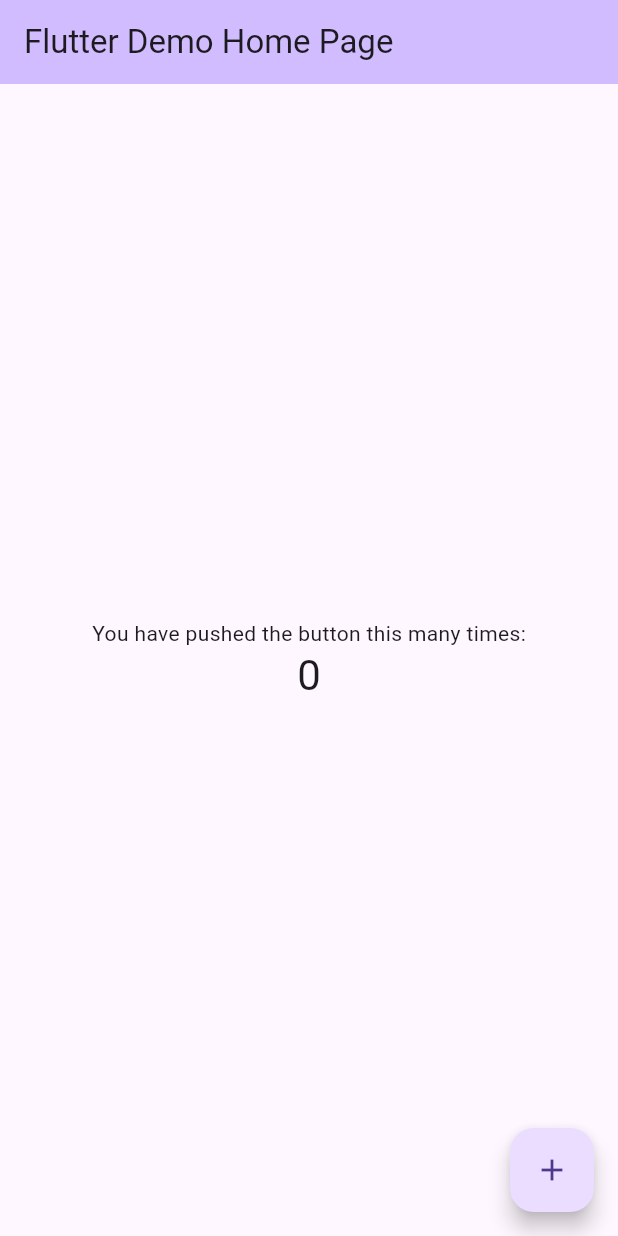
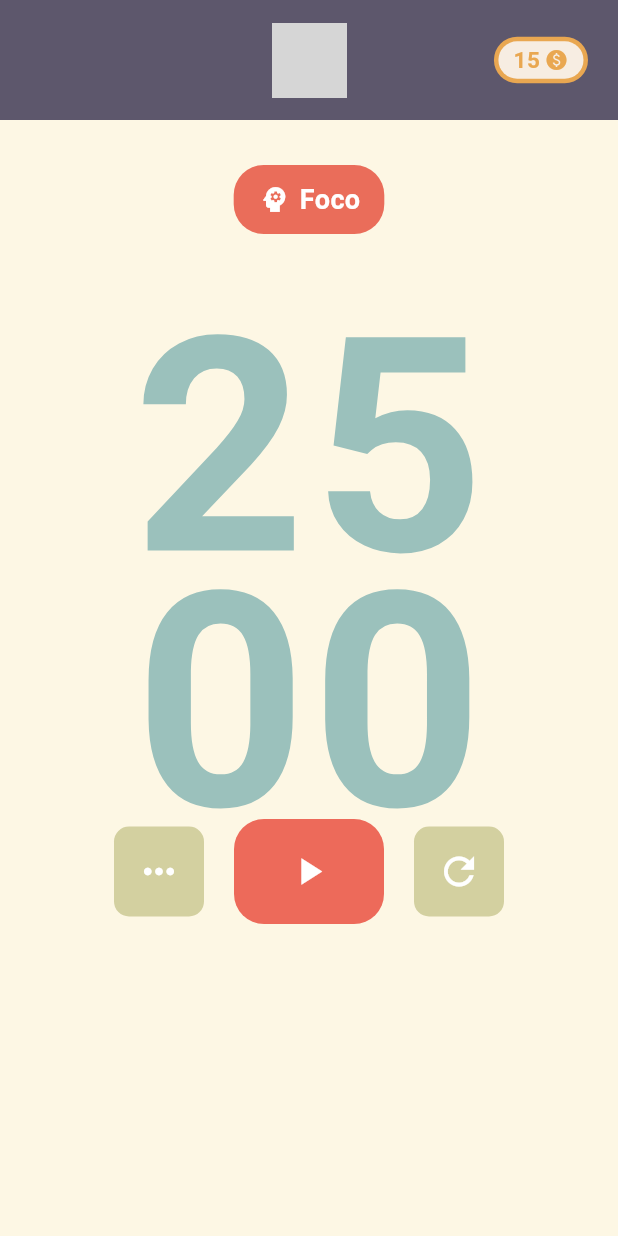
Before and after one commit to BexTheFrog/Ebbie, a Flutter app: the screen it shows after launch, on a phone screen of 412 x 824 dp. Run offline on Flutter 3.47's test engine with Material 3 defaults, Android fonts, the light colour scheme and no system bars; network calls fail; grey boxes are pictures that could not be loaded.

Commit message:
alterar o pomodoro

```diff
--- a/lib/app.dart
+++ b/lib/app.dart
@@ -1,4 +1,5 @@
 import 'package:ebbie/pages/homepage.dart';
+import 'package:ebbie/pages/pomodoro_page.dart';
 import 'package:flutter/material.dart';
 
 class Ebbie extends StatelessWidget {
@@ -9,7 +10,8 @@
   Widget build(BuildContext context) {
     return MaterialApp(
       title: 'Flutter Demo',
-      home: const MyHomePage(title: 'Flutter Demo Home Page'),
+      debugShowCheckedModeBanner: false,
+      home: const PomodoroApp(),
     );
   }
 }
--- /dev/null
+++ b/lib/pages/pomodoro_page.dart
@@ -0,0 +1,373 @@
+import 'dart:async';
+import 'package:flutter/material.dart';
+
+void main() {
+  runApp(const PomodoroApp());
+}
+
+class PomodoroApp extends StatelessWidget {
+  const PomodoroApp({super.key});
+
+  @override
+  Widget build(BuildContext context) {
+    return const MaterialApp(
+      debugShowCheckedModeBanner: false,
+      home: PomodoroPage(),
+    );
+  }
+}
+
+class PomodoroPage extends StatefulWidget {
+  const PomodoroPage({super.key});
+
+  @override
+  State<PomodoroPage> createState() => _PomodoroPageState();
+}
+
+class _PomodoroPageState extends State<PomodoroPage> {
+  int _selectedMinutes = 25;
+  int _remainingSeconds = 25 * 60;
+  Timer? _timer;
+  bool _isRunning = false;
+
+  void _startTimer() {
+    if (_isRunning) return;
+    setState(() => _isRunning = true);
+
+    _timer = Timer.periodic(const Duration(seconds: 1), (timer) {
+      if (_remainingSeconds > 0) {
+        setState(() => _remainingSeconds--);
+      } else {
+        _timer?.cancel();
+        setState(() => _isRunning = false);
+      }
+    });
+  }
+
+  void _pauseTimer() {
+    _timer?.cancel();
+    setState(() => _isRunning = false);
+  }
+
+  void _resetTimer([int? newMinutes]) {
+    _timer?.cancel();
+    setState(() {
+      if (newMinutes != null) {
+        _selectedMinutes = newMinutes;
+        _remainingSeconds = newMinutes * 60;
+      } else {
+        _remainingSeconds = _selectedMinutes * 60;
+      }
+      _isRunning = false;
+    });
+  }
+
+  /// Abre modal com opções de tempo
+  void _showTimeOptions() {
+    showModalBottomSheet(
+      context: context,
+      shape: const RoundedRectangleBorder(
+        borderRadius: BorderRadius.vertical(top: Radius.circular(20)),
+      ),
+      builder: (ctx) {
+        final options = [5, 15, 25];
+        return Column(
+          mainAxisSize: MainAxisSize.min,
+          children: [
+            const SizedBox(height: 15),
+            const Text(
+              "Escolha o tempo",
+              style: TextStyle(fontSize: 18, fontWeight: FontWeight.bold),
+            ),
+            const SizedBox(height: 15),
+            Wrap(
+              spacing: 15,
+              children: [
+                ...options.map(
+                  (min) => ElevatedButton(
+                    style: ElevatedButton.styleFrom(
+                      backgroundColor: const Color(0xFFEA6D5A),
+                      foregroundColor: Colors.white,
+                      shape: RoundedRectangleBorder(
+                        borderRadius: BorderRadius.circular(20),
+                      ),
+                    ),
+                    onPressed: () {
+                      Navigator.pop(ctx);
+                      _resetTimer(min);
+                    },
+                    child: Text("$min min"),
+                  ),
+                ),
+                ElevatedButton(
+                  style: ElevatedButton.styleFrom(
+                    backgroundColor: Colors.grey[300],
+                    foregroundColor: Colors.black,
+                    shape: RoundedRectangleBorder(
+                      borderRadius: BorderRadius.circular(20),
+                    ),
+                  ),
+                  onPressed: () {
+                    Navigator.pop(ctx);
+                    _setCustomTime();
+                  },
+                  child: const Text("Personalizar"),
+                ),
+              ],
+            ),
+            const SizedBox(height: 20),
+          ],
+        );
+      },
+    );
+  }
+
+  void _setCustomTime() async {
+    final controller = TextEditingController();
+    int? customMinutes = await showDialog<int>(
+      context: context,
+      builder: (ctx) => AlertDialog(
+        title: const Text("Tempo personalizado"),
+        content: TextField(
+          controller: controller,
+          keyboardType: TextInputType.number,
+          decoration: const InputDecoration(hintText: "Digite os minutos"),
+        ),
+        actions: [
+          TextButton(
+            onPressed: () => Navigator.pop(ctx),
+            child: const Text("Cancelar"),
+          ),
+          TextButton(
+            onPressed: () {
+              final value = int.tryParse(controller.text);
+              if (value != null && value > 0) {
+                Navigator.pop(ctx, value);
+              }
+            },
+            child: const Text("OK"),
+          ),
+        ],
+      ),
+    );
+
+    if (customMinutes != null) {
+      _resetTimer(customMinutes);
+    }
+  }
+
+  String get minutes => (_remainingSeconds ~/ 60).toString().padLeft(2, '0');
+  String get seconds => (_remainingSeconds % 60).toString().padLeft(2, '0');
+
+  @override
+  Widget build(BuildContext context) {
+    return Scaffold(
+      appBar: PreferredSize(
+        preferredSize: const Size.fromHeight(80),
+        child: AppBar(
+          automaticallyImplyLeading: false,
+          backgroundColor: const Color.fromRGBO(93, 87, 108, 1),
+          flexibleSpace: SafeArea(
+            child: Stack(
+              alignment: Alignment.center,
+              children: [
+                Image.network('assets/images/logo.png', height: 50),
+                Align(
+                  alignment: Alignment.centerRight,
+                  child: Container(
+                    margin: const EdgeInsets.only(right: 20),
+                    padding: const EdgeInsets.all(3),
+                    decoration: BoxDecoration(
+                      color: const Color.fromRGBO(233, 167, 81, 1),
+                      borderRadius: BorderRadius.circular(20),
+                    ),
+                    child: Container(
+                      padding: const EdgeInsets.symmetric(horizontal: 10),
+                      decoration: BoxDecoration(
+                        color: const Color.fromRGBO(247, 237, 226, 1),
+                        borderRadius: BorderRadius.circular(15),
+                      ),
+                      height: 25,
+                      child: Row(
+                        mainAxisSize: MainAxisSize.min,
+                        children: const [
+                          Text(
+                            '15',
+                            style: TextStyle(
+                              color: Color.fromRGBO(233, 167, 81, 1),
+                              fontWeight: FontWeight.bold,
+                              fontSize: 15,
+                            ),
+                          ),
+                          SizedBox(width: 3),
+                          Icon(
+                            Icons.paid,
+                            color: Color.fromRGBO(233, 167, 81, 1),
+                            size: 16,
+                          ),
+                        ],
+                      ),
+                    ),
+                  ),
+                ),
+              ],
+            ),
+          ),
+        ),
+      ),
+      backgroundColor: const Color(0xFFFDF7E4),
+      body: Column(
+        mainAxisAlignment: MainAxisAlignment.start,
+
+        children: [
+          SizedBox(height: 30),
+          Container(
+            padding: const EdgeInsets.symmetric(horizontal: 16, vertical: 10),
+            decoration: BoxDecoration(
+              color: const Color(0xFFEA6D5A),
+              borderRadius: BorderRadius.circular(20),
+            ),
+            child: Row(
+              mainAxisSize: MainAxisSize.min,
+              children: const [
+                Icon(Icons.psychology, color: Colors.white, size: 22),
+                SizedBox(width: 6),
+                Text(
+                  'Foco',
+                  style: TextStyle(
+                    color: Colors.white,
+                    fontWeight: FontWeight.bold,
+                    fontSize: 18,
+                  ),
+                ),
+              ],
+            ),
+          ),
+
+          Column(
+            children: [
+              SizedBox(
+                height: 390,
+                child: Stack(
+                  alignment: Alignment.topCenter,
+                  children: [
+                    FittedBox(
+                      fit: BoxFit.scaleDown,
+                      child: Text(
+                        minutes,
+                        style: const TextStyle(
+                          fontSize: 200,
+                          color: Color.fromRGBO(155, 193, 188, 1),
+                          fontWeight: FontWeight.bold,
+                          letterSpacing: 5,
+                        ),
+                      ),
+                    ),
+
+                    Positioned(
+                      top: 170,
+                      child: FittedBox(
+                        fit: BoxFit.scaleDown,
+                        child: Text(
+                          seconds,
+                          style: const TextStyle(
+                            fontSize: 200,
+                            color: Color.fromRGBO(155, 193, 188, 1),
+                            fontWeight: FontWeight.bold,
+                            letterSpacing: 3,
+                          ),
+                        ),
+                      ),
+                    ),
+                  ],
+                ),
+              ),
+            ],
+          ),
+
+          Row(
+            mainAxisAlignment: MainAxisAlignment.center,
+            children: [
+              GestureDetector(
+                onTap: _showTimeOptions,
+                child: Container(
+                  decoration: BoxDecoration(
+                    color: const Color(0xFFD3D0A0),
+                    borderRadius: BorderRadius.circular(10),
+                  ),
+                  height: 60,
+                  width: 60,
+                  child: const Icon(
+                    Icons.more_horiz,
+                    color: Colors.white,
+                    size: 30,
+                  ),
+                ),
+              ),
+              const SizedBox(width: 20),
+              GestureDetector(
+                onTap: _isRunning ? _pauseTimer : _startTimer,
+                child: Container(
+                  decoration: BoxDecoration(
+                    color: const Color(0xFFED6A5A),
+                    borderRadius: BorderRadius.circular(20),
+                  ),
+                  height: 70,
+                  width: 100,
+                  child: Icon(
+                    _isRunning ? Icons.pause : Icons.play_arrow,
+                    color: Colors.white,
+                    size: 30,
+                  ),
+                ),
+              ),
+              const SizedBox(width: 20),
+              GestureDetector(
+                onTap: _resetTimer,
+                child: Container(
+                  decoration: BoxDecoration(
+                    color: const Color(0xFFD3D0A0),
+                    borderRadius: BorderRadius.circular(10),
+                  ),
+                  height: 60,
+                  width: 60,
+                  child: const Icon(
+                    Icons.refresh,
+                    color: Colors.white,
+                    size: 30,
+                  ),
+                ),
+              ),
+            ],
+          ),
+        ],
+      ),
+    );
+  }
+}
+
+class _CircleIcon extends StatelessWidget {
+  final IconData icon;
+  final Color bgColor;
+  final Color iconColor;
+  final VoidCallback onTap;
+
+  const _CircleIcon({
+    required this.icon,
+    required this.bgColor,
+    this.iconColor = Colors.black,
+    required this.onTap,
+  });
+
+  @override
+  Widget build(BuildContext context) {
+    return GestureDetector(
+      onTap: onTap,
+      child: CircleAvatar(
+        backgroundColor: bgColor,
+        radius: 35,
+        child: Icon(icon, color: iconColor, size: 32),
+      ),
+    );
+  }
+}
--- a/pubspec.yaml
+++ b/pubspec.yaml
@@ -25,6 +25,7 @@
 
   assets:
     - assets/images/
+    - assets/images/logo.png
 
   fonts:
     - family: Schyler
```
Also changed, not shown: assets/images/logo.png (added).
